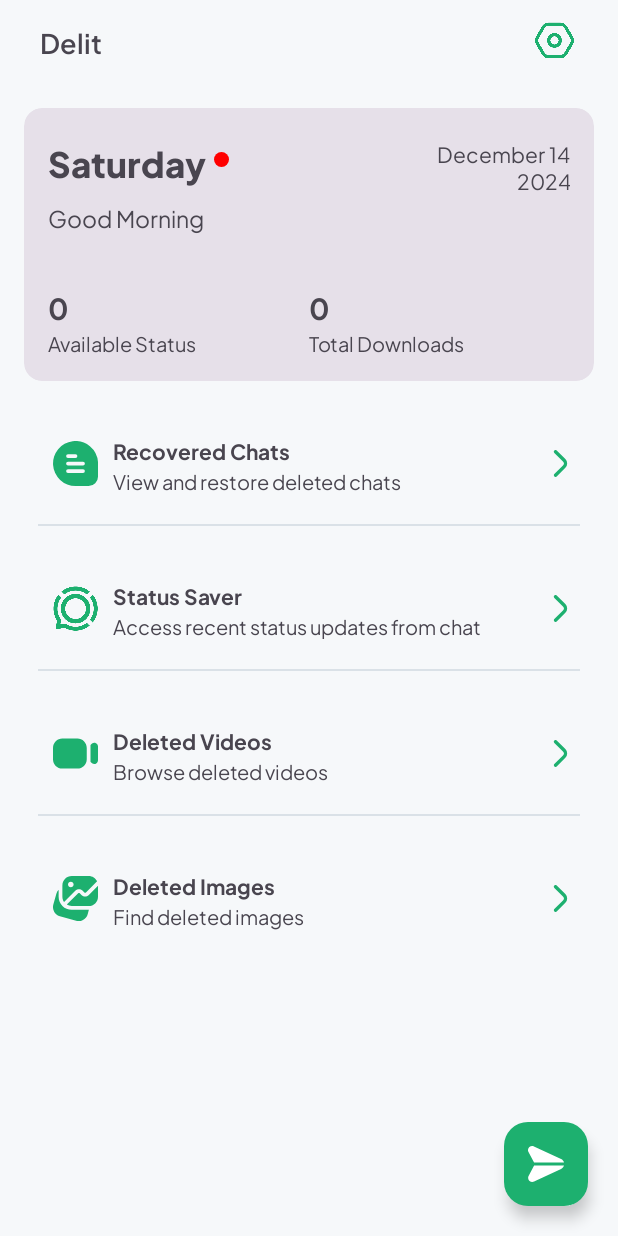
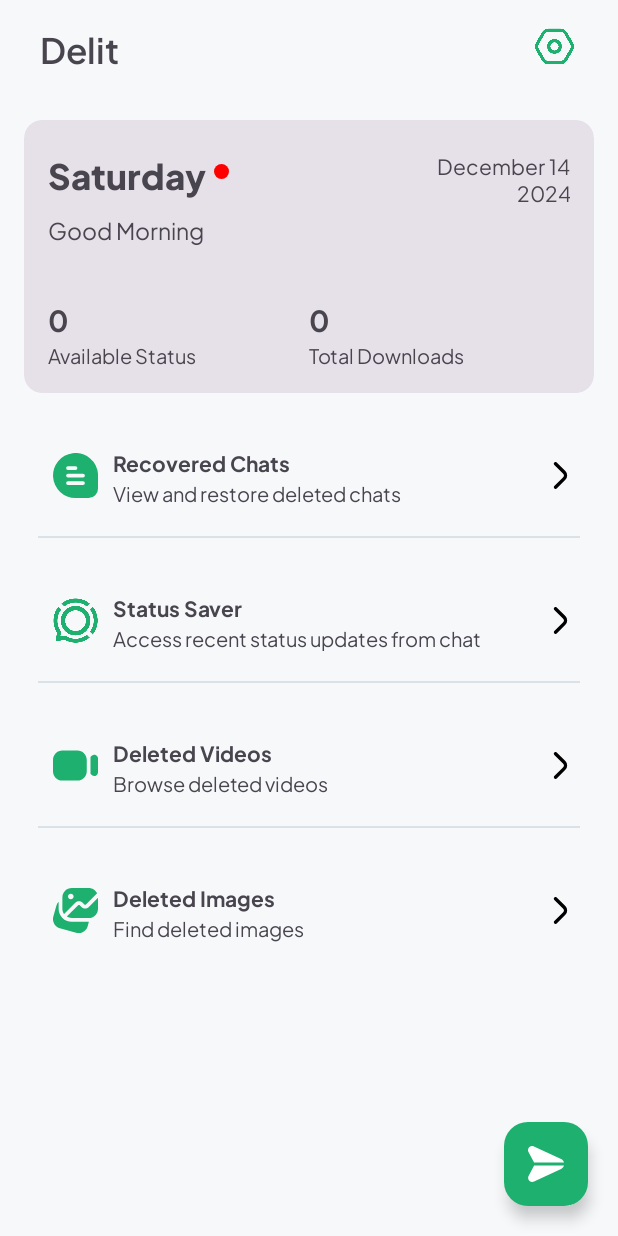
Before and after one commit to devzain-star/Delit-WhatsApp-Deleted-Data-Recovery, an Android app: the MainActivity screen opened directly, with no data from a screen before it, on a phone screen of 412 x 824 dp. Run offline under Robolectric (Android 15) with nearby library versions, the phone set to English and light mode, and no system bars; our stand-ins replace sdp/ssp sizes; 3 statements that could not run were skipped.

Commit message:
Working on Images

```diff
--- a/app/src/main/java/com/recover/deleted/messages/chat/recovery/ui/activities/MainActivity.kt
+++ b/app/src/main/java/com/recover/deleted/messages/chat/recovery/ui/activities/MainActivity.kt
@@ -82,14 +82,10 @@ class MainActivity : BaseActivity(), View.OnClickListener {
         init()
         checkForAppUpdate()
         setupStatuses()
-        binding.options.setOnClickListener{
+        binding.options.setOnClickListener {
             val intent = Intent(this, SettingActivity::class.java)
             startActivity(intent)
         }
-
-
-
-
     }
 
     override fun onResume() {
@@ -109,6 +105,7 @@ class MainActivity : BaseActivity(), View.OnClickListener {
 
     @RequiresApi(Build.VERSION_CODES.O)
     private fun init() {
+
         binding.apply {
             fabBtn.setOnClickListener(this@MainActivity)
             chats.setOnClickListener(this@MainActivity)
@@ -131,7 +128,7 @@ class MainActivity : BaseActivity(), View.OnClickListener {
         binding.apply {
             day.text = currentDate.format(DateTimeFormatter.ofPattern("EEEE", Locale.getDefault()))
             date.text =
-                currentDate.format(DateTimeFormatter.ofPattern("MMMM d\nyyyy", Locale.getDefault()))
+                currentDate.format(DateTimeFormatter.ofPattern("MMMM dd\nyyyy", Locale.getDefault()))
             greetingText.text = when (currentHour) {
                 in 5..11 -> "Good Morning"
                 in 12..17 -> "Good Afternoon"
@@ -202,5 +199,4 @@ class MainActivity : BaseActivity(), View.OnClickListener {
     }
 
 
-
 }
--- a/app/src/main/res/layout/activity_chats.xml
+++ b/app/src/main/res/layout/activity_chats.xml
@@ -22,7 +22,6 @@
         android:layout_margin="@dimen/_5sdp" />
 
     <RelativeLayout
-        android:visibility="gone"
         android:layout_width="match_parent"
         android:layout_height="match_parent">
         <include layout="@layout/empty_lay" />
--- a/app/src/main/res/layout/activity_main.xml
+++ b/app/src/main/res/layout/activity_main.xml
@@ -20,7 +20,7 @@
             android:layout_marginStart="@dimen/_10sdp"
             android:fontFamily="@font/semi_bold"
             android:text="@string/app_name"
-            android:textSize="@dimen/_14sdp"
+            android:textSize="@dimen/_18sdp"
             tools:ignore="RelativeOverlap" />
 
         <ImageView
@@ -107,7 +107,8 @@
                         android:layout_marginStart="16dp"
                         android:layout_marginTop="8dp"
                         android:fontFamily="@font/regular"
-                        android:textSize="15sp" />
+                        android:textSize="15sp"
+                        />
 
                     <LinearLayout
                         android:layout_width="match_parent"
@@ -224,12 +225,12 @@
                 </LinearLayout>
 
                 <ImageView
+                    style="@style/CustomImageViewStyle"
                     android:id="@+id/angle_chat"
                     android:layout_width="@dimen/_20sdp"
                     android:layout_height="@dimen/_20sdp"
                     android:padding="@dimen/_3sdp"
                     android:src="@drawable/angle_right"
-                    app:tint="@color/primary"
                     tools:ignore="ContentDescription"
                     android:layout_alignParentEnd="true"
                     android:layout_centerVertical="true"
@@ -292,12 +293,12 @@
                 </LinearLayout>
 
                 <ImageView
+                    style="@style/CustomImageViewStyle"
                     android:id="@+id/angle_status"
                     android:layout_width="@dimen/_20sdp"
                     android:layout_height="@dimen/_20sdp"
                     android:padding="@dimen/_3sdp"
                     android:src="@drawable/angle_right"
-                    app:tint="@color/primary"
                     tools:ignore="ContentDescription"
                     android:layout_alignParentEnd="true"
                     android:layout_centerVertical="true"
@@ -360,12 +361,12 @@
                 </LinearLayout>
 
                 <ImageView
+                    style="@style/CustomImageViewStyle"
                     android:id="@+id/angle_videos"
                     android:layout_width="@dimen/_20sdp"
                     android:layout_height="@dimen/_20sdp"
                     android:padding="@dimen/_3sdp"
                     android:src="@drawable/angle_right"
-                    app:tint="@color/primary"
                     tools:ignore="ContentDescription"
                     android:layout_alignParentEnd="true"
                     android:layout_centerVertical="true"
@@ -428,12 +429,12 @@
                 </LinearLayout>
 
                 <ImageView
+                    style="@style/CustomImageViewStyle"
                     android:id="@+id/angle_images"
                     android:layout_width="@dimen/_20sdp"
                     android:layout_height="@dimen/_20sdp"
                     android:padding="@dimen/_3sdp"
                     android:src="@drawable/angle_right"
-                    app:tint="@color/primary"
                     tools:ignore="ContentDescription"
                     android:layout_alignParentEnd="true"
                     android:layout_centerVertical="true"
--- a/app/src/main/res/layout/header_layout.xml
+++ b/app/src/main/res/layout/header_layout.xml
@@ -20,9 +20,11 @@
 
     <TextView
         android:id="@+id/title"
-        android:layout_width="match_parent"
+        android:layout_toEndOf="@+id/back"
+        android:layout_marginStart="10dp"
+        android:layout_width="wrap_content"
         android:layout_height="wrap_content"
-        android:layout_centerInParent="true"
+        android:layout_centerVertical="true"
         android:fontFamily="@font/bold"
         android:gravity="center"
         android:text="@string/title"
--- a/app/src/main/res/values/strings.xml
+++ b/app/src/main/res/values/strings.xml
@@ -33,8 +33,8 @@
     <string name="sorry_nothing_found">Sorry! Nothing Found</string>
     <string name="enter_message">Enter message</string>
     <string name="send_message">Send Message</string>
-    <string name="phone_no">Phone no</string>
-    <string name="open_a_chat_on_whatsapp_with_an_unsaved_contact">Open chat with an \nunsaved contact.</string>
+    <string name="phone_no">Phone number</string>
+    <string name="open_a_chat_on_whatsapp_with_an_unsaved_contact">start chat without saving contact</string>
     <string name="status_saver">Status Saver</string>
     <string name="share">Share</string>
     <string name="delete">Delete</string>
```
Also changed, not shown: app/src/main/java/com/recover/deleted/messages/chat/recovery/ui/activities/SettingActivity.kt (+4 -4 lines), app/src/main/res/layout/activity_status.xml (+5 -5 lines).
